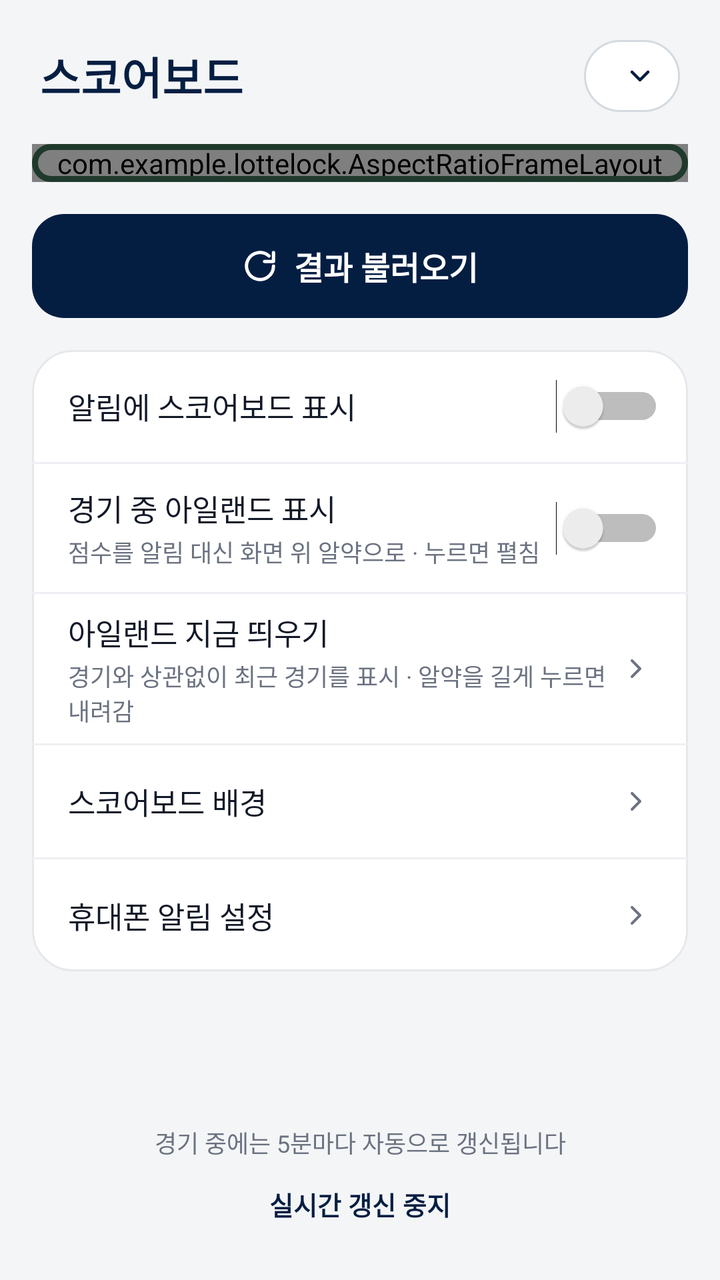
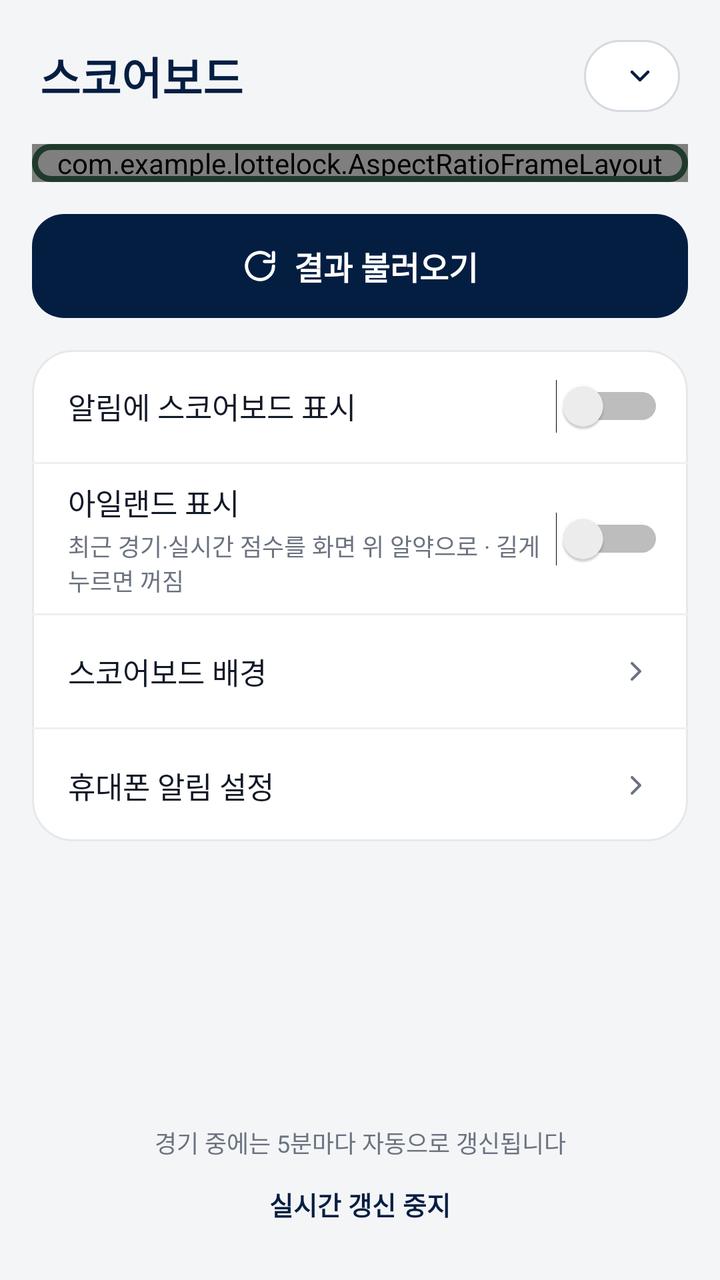

Two renders of the same Android screen: before a commit and after it. Below are the layout's source before the change and the commit's diff.
<!-- AndroidManifest.xml: application theme AppTheme -->
<!-- res/layout/activity_main.xml -->
<?xml version="1.0" encoding="utf-8"?>
<ScrollView xmlns:android="http://schemas.android.com/apk/res/android"
    android:layout_width="match_parent"
    android:layout_height="match_parent"
    android:background="@color/screen_bg"
    android:fillViewport="true"
    android:fitsSystemWindows="true">

    <LinearLayout
        android:layout_width="match_parent"
        android:layout_height="wrap_content"
        android:orientation="vertical"
        android:paddingStart="16dp"
        android:paddingTop="20dp"
        android:paddingEnd="16dp"
        android:paddingBottom="16dp">

        
        <LinearLayout
            android:layout_width="match_parent"
            android:layout_height="wrap_content"
            android:gravity="center_vertical"
            android:orientation="horizontal"
            android:paddingStart="4dp"
            android:paddingEnd="4dp">

            <TextView
                android:id="@+id/appTitle"
                android:layout_width="0dp"
                android:layout_height="wrap_content"
                android:layout_weight="1"
                android:text="@string/screen_title"
                android:textColor="@color/navy"
                android:textSize="22sp"
                android:textStyle="bold" />

            <TextView
                android:id="@+id/teamChip"
                android:layout_width="wrap_content"
                android:layout_height="36dp"
                android:background="@drawable/team_chip_bg"
                android:contentDescription="@string/change_team"
                android:drawableEnd="@drawable/ic_chevron_down"
                android:drawablePadding="6dp"
                android:gravity="center_vertical"
                android:paddingStart="14dp"
                android:paddingEnd="12dp"
                android:textColor="@color/navy"
                android:textSize="14sp"
                android:textStyle="bold" />
        </LinearLayout>

        
        <com.example.lottelock.AspectRatioFrameLayout
            android:id="@+id/boardCard"
            android:layout_width="match_parent"
            android:layout_height="wrap_content"
            android:layout_marginTop="16dp"
            android:background="@drawable/board_bg"
            android:foreground="@drawable/board_border">

            <ImageView
                android:id="@+id/boardBg"
                android:layout_width="match_parent"
                android:layout_height="match_parent"
                android:contentDescription="@null"
                android:scaleType="centerCrop"
                android:visibility="gone" />

            <View
                android:id="@+id/boardScrim"
                android:layout_width="match_parent"
                android:layout_height="match_parent"
                android:background="#C70D1A14"
                android:visibility="gone" />

            <LinearLayout
                android:layout_width="match_parent"
                android:layout_height="wrap_content"
                android:layout_gravity="center_vertical"
                android:orientation="vertical"
                android:paddingStart="15dp"
                android:paddingTop="16dp"
                android:paddingEnd="15dp"
                android:paddingBottom="16dp">

                <LinearLayout
                    android:layout_width="match_parent"
                    android:layout_height="wrap_content"
                    android:gravity="center_vertical"
                    android:orientation="horizontal">

                    <ImageView
                        android:id="@+id/boardTaegeuk"
                        android:layout_width="26dp"
                        android:layout_height="26dp"
                        android:layout_marginEnd="8dp"
                        android:contentDescription="@null"
                        android:src="@drawable/ic_taegeuk"
                        android:visibility="gone" />

                    
                    <FrameLayout
                        android:layout_width="wrap_content"
                        android:layout_height="wrap_content">

                        <TextView
                            android:id="@+id/boardTitleStroke"
                            android:layout_width="wrap_content"
                            android:layout_height="wrap_content"
                            android:fontFamily="@font/giants_inline"
                            android:includeFontPadding="false"
                            android:letterSpacing="0.04"
                            android:maxLines="1"
                            android:textSize="36sp"
                            android:importantForAccessibility="no" />

                        <TextView
                            android:id="@+id/boardTitle"
                            android:layout_width="wrap_content"
                            android:layout_height="wrap_content"
                            android:fontFamily="@font/giants_inline"
                            android:includeFontPadding="false"
                            android:letterSpacing="0.04"
                            android:maxLines="1"
                            android:textSize="36sp" />
                    </FrameLayout>

                    <Space
                        android:layout_width="0dp"
                        android:layout_height="0dp"
                        android:layout_weight="1" />

                    <TextView
                        android:id="@+id/boardStatus"
                        android:layout_width="wrap_content"
                        android:layout_height="wrap_content"
                        android:paddingStart="8dp"
                        android:paddingTop="2dp"
                        android:paddingEnd="8dp"
                        android:paddingBottom="2dp"
                        android:textSize="13sp"
                        android:textStyle="bold" />
                </LinearLayout>

                <TextView
                    android:id="@+id/boardMeta"
                    android:layout_width="match_parent"
                    android:layout_height="wrap_content"
                    android:layout_marginTop="8dp"
                    android:paddingStart="2dp"
                    android:textColor="#FF9DB0A6"
                    android:textSize="12sp" />

                
                <LinearLayout
                    android:id="@+id/boardLineScore"
                    android:layout_width="match_parent"
                    android:layout_height="wrap_content"
                    android:layout_marginTop="10dp"
                    android:orientation="vertical" />

                <TextView
                    android:id="@+id/boardEmpty"
                    android:layout_width="match_parent"
                    android:layout_height="wrap_content"
                    android:layout_marginTop="16dp"
                    android:gravity="center"
                    android:text="@string/board_empty"
                    android:textColor="#FF9DB0A6"
                    android:textSize="14sp"
                    android:visibility="gone" />

                <LinearLayout
                    android:id="@+id/boardStrip"
                    android:layout_width="match_parent"
                    android:layout_height="wrap_content"
                    android:layout_marginTop="12dp"
                    android:background="@drawable/board_strip"
                    android:gravity="center_vertical"
                    android:minHeight="40dp"
                    android:orientation="horizontal"
                    android:paddingStart="12dp"
                    android:paddingEnd="12dp">

                    <TextView
                        android:id="@+id/stripLeft"
                        android:layout_width="0dp"
                        android:layout_height="wrap_content"
                        android:layout_weight="1"
                        android:maxLines="1"
                        android:textSize="14sp"
                        android:textStyle="bold" />

                    <TextView
                        android:id="@+id/stripCenter"
                        android:layout_width="wrap_content"
                        android:layout_height="wrap_content"
                        android:fontFamily="@font/vt323"
                        android:letterSpacing="0.05"
                        android:maxLines="1"
                        android:textColor="#FFFFC24A"
                        android:textSize="22sp" />

                    <TextView
                        android:id="@+id/stripRight"
                        android:layout_width="0dp"
                        android:layout_height="wrap_content"
                        android:layout_weight="1"
                        android:gravity="end"
                        android:maxLines="1"
                        android:textColor="#FF9DB0A6"
                        android:textSize="11sp" />
                </LinearLayout>
            </LinearLayout>
        </com.example.lottelock.AspectRatioFrameLayout>

        
        <FrameLayout
            android:id="@+id/btnRefresh"
            android:layout_width="match_parent"
            android:layout_height="52dp"
            android:layout_marginTop="16dp"
            android:background="@drawable/primary_button_bg"
            android:clickable="true"
            android:contentDescription="@string/refresh"
            android:focusable="true">

            <TextView
                android:layout_width="wrap_content"
                android:layout_height="wrap_content"
                android:layout_gravity="center"
                android:drawableStart="@drawable/ic_refresh"
                android:drawablePadding="8dp"
                android:gravity="center_vertical"
                android:importantForAccessibility="no"
                android:text="@string/refresh"
                android:textColor="#FFFFFFFF"
                android:textSize="16sp"
                android:textStyle="bold" />
        </FrameLayout>

        
        <LinearLayout
            android:layout_width="match_parent"
            android:layout_height="wrap_content"
            android:layout_marginTop="16dp"
            android:background="@drawable/list_card_bg"
            android:orientation="vertical">

            <LinearLayout
                android:layout_width="match_parent"
                android:layout_height="wrap_content"
                android:gravity="center_vertical"
                android:minHeight="56dp"
                android:orientation="horizontal"
                android:paddingStart="18dp"
                android:paddingEnd="12dp">

                <TextView
                    android:id="@+id/notifLabel"
                    android:layout_width="0dp"
                    android:layout_height="wrap_content"
                    android:layout_weight="1"
                    android:labelFor="@+id/notifSwitch"
                    android:text="@string/row_notification"
                    android:textColor="#FF111827"
                    android:textSize="15sp" />

                <Switch
                    android:id="@+id/notifSwitch"
                    android:layout_width="wrap_content"
                    android:layout_height="48dp"
                    android:contentDescription="@string/row_notification" />
            </LinearLayout>

            <View
                android:layout_width="match_parent"
                android:layout_height="1dp"
                android:background="@color/divider" />

            
            <LinearLayout
                android:layout_width="match_parent"
                android:layout_height="wrap_content"
                android:gravity="center_vertical"
                android:minHeight="64dp"
                android:orientation="horizontal"
                android:paddingStart="18dp"
                android:paddingTop="8dp"
                android:paddingEnd="12dp"
                android:paddingBottom="8dp">

                <LinearLayout
                    android:layout_width="0dp"
                    android:layout_height="wrap_content"
                    android:layout_weight="1"
                    android:orientation="vertical">

                    <TextView
                        android:layout_width="wrap_content"
                        android:layout_height="wrap_content"
                        android:labelFor="@+id/islandSwitch"
                        android:text="@string/row_island"
                        android:textColor="#FF111827"
                        android:textSize="15sp" />

                    <TextView
                        android:layout_width="wrap_content"
                        android:layout_height="wrap_content"
                        android:layout_marginTop="2dp"
                        android:text="@string/row_island_desc"
                        android:textColor="@color/text_secondary"
                        android:textSize="12sp" />
                </LinearLayout>

                <Switch
                    android:id="@+id/islandSwitch"
                    android:layout_width="wrap_content"
                    android:layout_height="48dp"
                    android:contentDescription="@string/row_island" />
            </LinearLayout>

            <View
                android:layout_width="match_parent"
                android:layout_height="1dp"
                android:background="@color/divider" />

            
            <LinearLayout
                android:id="@+id/rowIslandNow"
                android:layout_width="match_parent"
                android:layout_height="wrap_content"
                android:background="?android:attr/selectableItemBackground"
                android:clickable="true"
                android:focusable="true"
                android:gravity="center_vertical"
                android:minHeight="64dp"
                android:orientation="horizontal"
                android:paddingStart="18dp"
                android:paddingTop="8dp"
                android:paddingEnd="18dp"
                android:paddingBottom="8dp">

                <LinearLayout
                    android:layout_width="0dp"
                    android:layout_height="wrap_content"
                    android:layout_weight="1"
                    android:orientation="vertical">

                    <TextView
                        android:id="@+id/islandNowLabel"
                        android:layout_width="wrap_content"
                        android:layout_height="wrap_content"
                        android:text="@string/row_island_now"
                        android:textColor="#FF111827"
                        android:textSize="15sp" />

                    <TextView
                        android:layout_width="wrap_content"
                        android:layout_height="wrap_content"
                        android:layout_marginTop="2dp"
                        android:text="@string/row_island_now_desc"
                        android:textColor="@color/text_secondary"
                        android:textSize="12sp" />
                </LinearLayout>

                <TextView
                    android:id="@+id/islandNowValue"
                    android:layout_width="wrap_content"
                    android:layout_height="wrap_content"
                    android:layout_marginEnd="4dp"
                    android:textColor="@color/text_secondary"
                    android:textSize="14sp" />

                <ImageView
                    android:layout_width="16dp"
                    android:layout_height="16dp"
                    android:contentDescription="@null"
                    android:src="@drawable/ic_chevron_right" />
            </LinearLayout>

            <View
                android:layout_width="match_parent"
                android:layout_height="1dp"
                android:background="@color/divider" />

            <LinearLayout
                android:id="@+id/rowBackground"
                android:layout_width="match_parent"
                android:layout_height="wrap_content"
                android:background="?android:attr/selectableItemBackground"
                android:clickable="true"
                android:focusable="true"
                android:gravity="center_vertical"
                android:minHeight="56dp"
                android:orientation="horizontal"
                android:paddingStart="18dp"
                android:paddingEnd="18dp">

                <TextView
                    android:layout_width="0dp"
                    android:layout_height="wrap_content"
                    android:layout_weight="1"
                    android:text="@string/row_background"
                    android:textColor="#FF111827"
                    android:textSize="15sp" />

                <TextView
                    android:id="@+id/bgValue"
                    android:layout_width="wrap_content"
                    android:layout_height="wrap_content"
                    android:layout_marginEnd="4dp"
                    android:textColor="@color/text_secondary"
                    android:textSize="14sp" />

                <ImageView
                    android:layout_width="16dp"
                    android:layout_height="16dp"
                    android:contentDescription="@null"
                    android:src="@drawable/ic_chevron_right" />
            </LinearLayout>

            <View
                android:layout_width="match_parent"
                android:layout_height="1dp"
                android:background="@color/divider" />

            <LinearLayout
                android:id="@+id/rowNotifSettings"
                android:layout_width="match_parent"
                android:layout_height="wrap_content"
                android:background="?android:attr/selectableItemBackground"
                android:clickable="true"
                android:focusable="true"
                android:gravity="center_vertical"
                android:minHeight="56dp"
                android:orientation="horizontal"
                android:paddingStart="18dp"
                android:paddingEnd="18dp">

                <TextView
                    android:layout_width="0dp"
                    android:layout_height="wrap_content"
                    android:layout_weight="1"
                    android:text="@string/row_notification_settings"
                    android:textColor="#FF111827"
                    android:textSize="15sp" />

                <ImageView
                    android:layout_width="16dp"
                    android:layout_height="16dp"
                    android:contentDescription="@null"
                    android:src="@drawable/ic_chevron_right" />
            </LinearLayout>
        </LinearLayout>

        
        <Space
            android:layout_width="match_parent"
            android:layout_height="0dp"
            android:layout_weight="1"
            android:minHeight="24dp" />

        <TextView
            android:layout_width="match_parent"
            android:layout_height="wrap_content"
            android:gravity="center"
            android:text="@string/live_hint"
            android:textColor="@color/text_secondary"
            android:textSize="12sp" />

        <TextView
            android:id="@+id/btnStopLive"
            android:layout_width="wrap_content"
            android:layout_height="44dp"
            android:layout_gravity="center_horizontal"
            android:background="?android:attr/selectableItemBackground"
            android:clickable="true"
            android:focusable="true"
            android:gravity="center"
            android:paddingStart="12dp"
            android:paddingEnd="12dp"
            android:text="@string/stop_live"
            android:textColor="@color/navy"
            android:textSize="13sp"
            android:textStyle="bold" />
    </LinearLayout>
</ScrollView>
<!-- resources referenced by this layout -->
<resources>
  <color name="divider">#FFEEF0F3</color>
  <color name="navy">#FF041E42</color>
  <color name="screen_bg">#FFF4F5F7</color>
  <color name="text_secondary">#FF6B7280</color>
  <!-- drawable board_bg (drawable) -->
  <?xml version="1.0" encoding="utf-8"?>
  <shape xmlns:android="http://schemas.android.com/apk/res/android" android:shape="rectangle">
      <solid android:color="#FF0D1A14" />
      <corners android:radius="20dp" />
  </shape>
  <!-- drawable board_border (drawable) -->
  <?xml version="1.0" encoding="utf-8"?>
  <shape xmlns:android="http://schemas.android.com/apk/res/android" android:shape="rectangle">
      <solid android:color="#00000000" />
      <stroke android:width="3dp" android:color="#FF1F3A2C" />
      <corners android:radius="20dp" />
  </shape>
  <!-- drawable board_strip (drawable) -->
  <?xml version="1.0" encoding="utf-8"?>
  <shape xmlns:android="http://schemas.android.com/apk/res/android" android:shape="rectangle">
      <solid android:color="#FF000000" />
      <corners android:radius="10dp" />
  </shape>
  <!-- drawable ic_chevron_down (drawable) -->
  <?xml version="1.0" encoding="utf-8"?>
  <vector xmlns:android="http://schemas.android.com/apk/res/android" android:width="16dp" android:height="16dp" android:viewportWidth="24" android:viewportHeight="24">
      <path android:fillColor="#00000000" android:strokeColor="#FF041E42" android:strokeWidth="2.2" android:strokeLineCap="round" android:strokeLineJoin="round" android:pathData="M6,9l6,6 6,-6" />
  </vector>
  <!-- drawable ic_chevron_right (drawable) -->
  <?xml version="1.0" encoding="utf-8"?>
  <vector xmlns:android="http://schemas.android.com/apk/res/android" android:width="16dp" android:height="16dp" android:viewportWidth="24" android:viewportHeight="24">
      <path android:fillColor="#00000000" android:strokeColor="#FF6B7280" android:strokeWidth="2" android:strokeLineCap="round" android:strokeLineJoin="round" android:pathData="M9,6l6,6 -6,6" />
  </vector>
  <!-- drawable list_card_bg (drawable) -->
  <?xml version="1.0" encoding="utf-8"?>
  <shape xmlns:android="http://schemas.android.com/apk/res/android" android:shape="rectangle">
      <solid android:color="#FFFFFFFF" />
      <stroke android:width="1dp" android:color="#FFE6E8EC" />
      <corners android:radius="20dp" />
  </shape>
  <!-- drawable primary_button_bg (drawable) -->
  <?xml version="1.0" encoding="utf-8"?>
  <ripple xmlns:android="http://schemas.android.com/apk/res/android" android:color="#33FFFFFF">
      <item>
          <shape android:shape="rectangle">
              <solid android:color="#FF041E42" />
              <corners android:radius="16dp" />
          </shape>
      </item>
  </ripple>
  <!-- drawable team_chip_bg (drawable) -->
  <?xml version="1.0" encoding="utf-8"?>
  <ripple xmlns:android="http://schemas.android.com/apk/res/android" android:color="#1F041E42">
      <item>
          <shape android:shape="rectangle">
              <solid android:color="#FFFFFFFF" />
              <stroke android:width="1dp" android:color="#FFD5D9E0" />
              <corners android:radius="18dp" />
          </shape>
      </item>
  </ripple>
  <string name="board_empty">아직 불러온 경기가 없습니다</string>
  <string name="change_team">응원 팀 바꾸기</string>
  <string name="live_hint">경기 중에는 5분마다 자동으로 갱신됩니다</string>
  <string name="refresh">결과 불러오기</string>
  <string name="row_background">스코어보드 배경</string>
  <string name="row_island">경기 중 아일랜드 표시</string>
  <string name="row_island_desc">점수를 알림 대신 화면 위 알약으로 · 누르면 펼침</string>
  <string name="row_island_now">아일랜드 지금 띄우기</string>
  <string name="row_island_now_desc">경기와 상관없이 최근 경기를 표시 · 알약을 길게 누르면 내려감</string>
  <string name="row_notification">알림에 스코어보드 표시</string>
  <string name="row_notification_settings">휴대폰 알림 설정</string>
  <string name="screen_title">스코어보드</string>
  <string name="stop_live">실시간 갱신 중지</string>
  <!-- unchanged entries left out for length: 3 -->
</resources>

<!-- the commit's change to res/layout/activity_main.xml (unified diff, before → after) -->
@@ -319,65 +319,6 @@
                     android:layout_width="wrap_content"
                     android:layout_height="48dp"
                     android:contentDescription="@string/row_island" />
-            </LinearLayout>
-
-            <View
-                android:layout_width="match_parent"
-                android:layout_height="1dp"
-                android:background="@color/divider" />
-
-            
-            <LinearLayout
-                android:id="@+id/rowIslandNow"
-                android:layout_width="match_parent"
-                android:layout_height="wrap_content"
-                android:background="?android:attr/selectableItemBackground"
-                android:clickable="true"
-                android:focusable="true"
-                android:gravity="center_vertical"
-                android:minHeight="64dp"
-                android:orientation="horizontal"
-                android:paddingStart="18dp"
-                android:paddingTop="8dp"
-                android:paddingEnd="18dp"
-                android:paddingBottom="8dp">
-
-                <LinearLayout
-                    android:layout_width="0dp"
-                    android:layout_height="wrap_content"
-                    android:layout_weight="1"
-                    android:orientation="vertical">
-
-                    <TextView
-                        android:id="@+id/islandNowLabel"
-                        android:layout_width="wrap_content"
-                        android:layout_height="wrap_content"
-                        android:text="@string/row_island_now"
-                        android:textColor="#FF111827"
-                        android:textSize="15sp" />
-
-                    <TextView
-                        android:layout_width="wrap_content"
-                        android:layout_height="wrap_content"
-                        android:layout_marginTop="2dp"
-                        android:text="@string/row_island_now_desc"
-                        android:textColor="@color/text_secondary"
-                        android:textSize="12sp" />
-                </LinearLayout>
-
-                <TextView
-                    android:id="@+id/islandNowValue"
-                    android:layout_width="wrap_content"
-                    android:layout_height="wrap_content"
-                    android:layout_marginEnd="4dp"
-                    android:textColor="@color/text_secondary"
-                    android:textSize="14sp" />
-
-                <ImageView
-                    android:layout_width="16dp"
-                    android:layout_height="16dp"
-                    android:contentDescription="@null"
-                    android:src="@drawable/ic_chevron_right" />
             </LinearLayout>
 
             <View
<!-- resource entries referenced after the edit -->
@@ -66,10 +66,8 @@
   <string name="live_hint">경기 중에는 5분마다 자동으로 갱신됩니다</string>
   <string name="refresh">결과 불러오기</string>
   <string name="row_background">스코어보드 배경</string>
-  <string name="row_island">경기 중 아일랜드 표시</string>
-  <string name="row_island_desc">점수를 알림 대신 화면 위 알약으로 · 누르면 펼침</string>
-  <string name="row_island_now">아일랜드 지금 띄우기</string>
-  <string name="row_island_now_desc">경기와 상관없이 최근 경기를 표시 · 알약을 길게 누르면 내려감</string>
+  <string name="row_island">아일랜드 표시</string>
+  <string name="row_island_desc">최근 경기·실시간 점수를 화면 위 알약으로 · 길게 누르면 꺼짐</string>
   <string name="row_notification">알림에 스코어보드 표시</string>
   <string name="row_notification_settings">휴대폰 알림 설정</string>
   <string name="screen_title">스코어보드</string>
